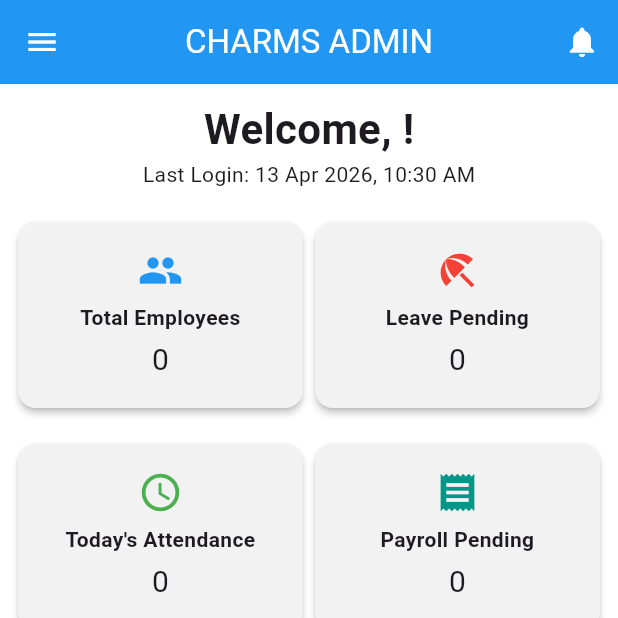
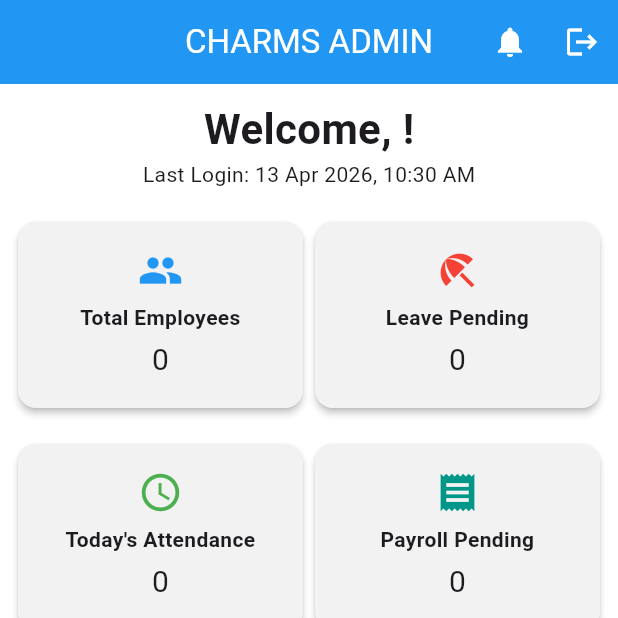
Before and after one commit to Sharouldroid/charms-main-1, a Flutter app: the AdminDashboardScreen screen opened directly with empty values, on a phone screen of 412 x 824 dp, the top half of it. Run offline on Flutter 3.47's test engine with Material 3 defaults, Android fonts, the phone set to English and light mode, and no system bars; drawn by our look-alikes of overlay_support; our stand-ins replace camera, connectivity_plus, file_picker, flutter_local_notifications, flutter_speed_dial, google_sign_in and 12 more; missing offline and left inert: country_list_pick, flutter_file_dialog, flutter_stripe; accounts and stored records are empty; network calls fail.

Commit message:
logout HR

```diff
--- a/lib/HRscreens/admin/admin_dashboard_screen.dart
+++ b/lib/HRscreens/admin/admin_dashboard_screen.dart
@@ -8,10 +8,9 @@ import 'package:charms/HRscreens/admin/admin_list_screen.dart';
 import 'package:charms/HRscreens/admin/manage_staff_screen.dart';
 import 'package:charms/HRscreens/admin/notification_screen.dart';
 import 'package:charms/HRscreens/admin/schedule_list_screen.dart';
-import 'package:charms/HRscreens/auth_screen.dart';
 import 'package:charms/HRscreens/admin/myself_screen.dart';
 import 'package:charms/HRwidgets/admin/bottom_nav_bar.dart';
-import 'package:charms/HRwidgets/custom_drawer.dart';
+import 'package:charms/screens/dashboard_screen.dart';
 import 'package:flutter/material.dart';
 import 'package:provider/provider.dart';
 import 'package:intl/intl.dart';
@@ -44,20 +43,19 @@ class AdminDashboardScreen extends StatefulWidget {
 
 class _AdminDashboardScreenState extends State<AdminDashboardScreen> {
   int _selectedIndex = 0;
-  String _selectedLanguage = 'English';
-  final List<String> _languages = ['English', 'Spanish', 'French', 'German'];
 
-  // Dashboard statistics
   int totalEmployees = 0;
   int onLeaveCount = 0;
   int todayAttendance = 0;
   int pendingPayroll = 0;
   String lastLoginTime = '';
+
   Map<String, int> locationStaffCounts = {
     'Chagar Hutang': 0,
     'Turtle Lab': 0,
     'UMT': 0,
   };
+
   bool isLoading = true;
 
   @override
@@ -81,7 +79,6 @@ class _AdminDashboardScreenState extends State<AdminDashboardScreen> {
       final paymentsProvider = Provider.of<Payments>(context, listen: false);
       final schedulesProvider = Provider.of<Schedules>(context, listen: false);
 
-      // FIXED: Removed the empty string argument to match the definition in staffs.dart
       await Future.wait([
         staffsProvider.fetchStaff(),
         leavesProvider.fetchLeaves(),
@@ -92,11 +89,14 @@ class _AdminDashboardScreenState extends State<AdminDashboardScreen> {
       final formattedDate = DateFormat('yyyy-MM-dd').format(currentDate);
       final attendances = await attendancesProvider.getAllAttendances();
       await paymentsProvider.fetchPaymentsByMonth(
-          currentDate.year, currentDate.month);
+        currentDate.year,
+        currentDate.month,
+      );
 
       if (mounted) {
         setState(() {
           totalEmployees = staffsProvider.staffList.length;
+
           onLeaveCount = leavesProvider.leaves
               .where((leave) => leave.status == 'Pending')
               .length;
@@ -149,38 +149,46 @@ class _AdminDashboardScreenState extends State<AdminDashboardScreen> {
     }
   }
 
+  Future<void> _logout() async {
+  Navigator.of(context, rootNavigator: true).pushNamedAndRemoveUntil(
+    DashboardScreen.routeName,
+    (route) => false,
+  );
+}
+
   void _onItemTapped(int index) {
     setState(() {
       _selectedIndex = index;
     });
+
     switch (index) {
       case 0:
         Navigator.push(
           context,
           MaterialPageRoute(
-                builder: (context) =>
-                    AdminDashboard(username: widget.username)));
+            builder: (context) => AdminDashboard(username: widget.username),
+          ),
+        );
         break;
       case 1:
-        Navigator.push(context,
-            MaterialPageRoute(builder: (context) => ManageStaffScreen()));
+        Navigator.push(
+          context,
+          MaterialPageRoute(builder: (context) => ManageStaffScreen()),
+        );
         break;
       case 2:
-        Navigator.push(context,
-            MaterialPageRoute(builder: (context) => AdminListScreen()));
+        Navigator.push(
+          context,
+          MaterialPageRoute(builder: (context) => AdminListScreen()),
+        );
         break;
       case 3:
         Navigator.push(
-            context, MaterialPageRoute(builder: (context) => MySelfScreen()));
+          context,
+          MaterialPageRoute(builder: (context) => MySelfScreen()),
+        );
         break;
     }
-  }
-
-  Future<void> _logout() async {
-    await Provider.of<Auth>(context, listen: false).logout();
-    Navigator.of(context).pushReplacement(
-      MaterialPageRoute(builder: (context) => const AuthScreen()),
-    );
   }
 
   @override
@@ -188,7 +196,8 @@ class _AdminDashboardScreenState extends State<AdminDashboardScreen> {
     return Scaffold(
       extendBody: true,
       appBar: AppBar(
-        iconTheme: IconThemeData(color: Colors.white),
+        iconTheme: const IconThemeData(color: Colors.white),
+        automaticallyImplyLeading: false, // remove drawer icon
         title: const Text(
           'CHARMS ADMIN',
           style: TextStyle(color: Colors.white),
@@ -201,23 +210,19 @@ class _AdminDashboardScreenState extends State<AdminDashboardScreen> {
             onPressed: () {
               Navigator.push(
                 context,
-                    MaterialPageRoute(
-                        builder: (context) => NotificationScreen()));
-              }),
+                MaterialPageRoute(builder: (context) => NotificationScreen()),
+              );
+            },
+          ),
+          IconButton(
+            icon: const Icon(Icons.logout),
+            tooltip: 'Back to Dashboard',
+            onPressed: _logout,
+          ),
         ],
       ),
-      drawer: CustomDrawer(
-        selectedLanguage: _selectedLanguage,
-        languages: _languages,
-        onLanguageChanged: (String? newValue) {
-          setState(() {
-            _selectedLanguage = newValue!;
-          });
-        },
-        onLogOut: _logout,
-      ),
       body: isLoading
-          ? Center(child: CircularProgressIndicator())
+          ? const Center(child: CircularProgressIndicator())
           : _buildDashboardContent(),
       bottomNavigationBar: BottomNavBar(
         selectedIndex: _selectedIndex,
@@ -237,7 +242,10 @@ class _AdminDashboardScreenState extends State<AdminDashboardScreen> {
                 const SizedBox(height: 10),
                 Text(
                   "Welcome, ${widget.username}!",
-                  style: TextStyle(fontSize: 28, fontWeight: FontWeight.bold),
+                  style: const TextStyle(
+                    fontSize: 28,
+                    fontWeight: FontWeight.bold,
+                  ),
                 ),
                 Text("Last Login: $lastLoginTime"),
                 const SizedBox(height: 10),
@@ -250,14 +258,16 @@ class _AdminDashboardScreenState extends State<AdminDashboardScreen> {
                           title: 'Total Employees',
                           count: totalEmployees,
                           icon: Icons.people,
-                            iconColor: Colors.blue),
+                          iconColor: Colors.blue,
+                        ),
                       ),
                       Expanded(
                         child: SummaryCard(
                           title: 'Leave Pending',
                           count: onLeaveCount,
                           icon: Icons.beach_access,
-                            iconColor: Colors.red),
+                          iconColor: Colors.red,
+                        ),
                       ),
                     ],
                   ),
@@ -271,14 +281,16 @@ class _AdminDashboardScreenState extends State<AdminDashboardScreen> {
                           title: "Today's Attendance",
                           count: todayAttendance,
                           icon: Icons.access_time,
-                            iconColor: Colors.green),
+                          iconColor: Colors.green,
+                        ),
                       ),
                       Expanded(
                         child: SummaryCard(
                           title: 'Payroll Pending',
                           count: pendingPayroll,
                           icon: Icons.receipt,
-                            iconColor: Colors.teal),
+                          iconColor: Colors.teal,
+                        ),
                       ),
                     ],
                   ),
@@ -298,22 +310,24 @@ class _AdminDashboardScreenState extends State<AdminDashboardScreen> {
     return Container(
       height: 400,
       padding: const EdgeInsets.all(5),
-      decoration: BoxDecoration(
+      decoration: const BoxDecoration(
         color: Colors.blue,
         borderRadius: BorderRadius.only(
           topLeft: Radius.circular(30),
           topRight: Radius.circular(30),
-          )),
+        ),
+      ),
       child: Column(
         children: [
           Padding(
             padding: const EdgeInsets.all(8.0),
             child: Text(
               'Today\'s Schedule ($today)',
-              style: TextStyle(
+              style: const TextStyle(
                 color: Colors.white,
                 fontSize: 18,
-                  fontWeight: FontWeight.bold),
+                fontWeight: FontWeight.bold,
+              ),
             ),
           ),
           ...locationStaffCounts.entries.map((entry) {
@@ -321,12 +335,17 @@ class _AdminDashboardScreenState extends State<AdminDashboardScreen> {
               elevation: 2,
               margin: const EdgeInsets.all(5.0),
               child: ListTile(
-                leading: const Icon(Icons.location_on_outlined,
-                    size: 30, color: Colors.blue),
+                leading: const Icon(
+                  Icons.location_on_outlined,
+                  size: 30,
+                  color: Colors.blue,
+                ),
                 title: Text(
                   entry.key,
                   style: const TextStyle(
-                      fontSize: 16, fontWeight: FontWeight.bold),
+                    fontSize: 16,
+                    fontWeight: FontWeight.bold,
+                  ),
                 ),
                 subtitle: Text('Staff scheduled today: ${entry.value}'),
                 onTap: () {
@@ -340,8 +359,11 @@ class _AdminDashboardScreenState extends State<AdminDashboardScreen> {
                     ),
                   );
                 },
-                trailing: const Icon(Icons.arrow_forward_ios,
-                    size: 30, color: Colors.blue),
+                trailing: const Icon(
+                  Icons.arrow_forward_ios,
+                  size: 30,
+                  color: Colors.blue,
+                ),
               ),
             );
           }).toList(),
@@ -357,11 +379,13 @@ class SummaryCard extends StatelessWidget {
   final IconData icon;
   final Color iconColor;
 
-  const SummaryCard(
-      {required this.title,
+  const SummaryCard({
+    super.key,
+    required this.title,
     required this.count,
     required this.icon,
-      required this.iconColor});
+    required this.iconColor,
+  });
 
   @override
   Widget build(BuildContext context) {
@@ -370,7 +394,8 @@ class SummaryCard extends StatelessWidget {
       child: Card(
         elevation: 2,
         child: Padding(
-          padding: const EdgeInsets.symmetric(vertical: 8.0, horizontal: 12.0),
+          padding:
+              const EdgeInsets.symmetric(vertical: 8.0, horizontal: 12.0),
           child: Column(
             mainAxisAlignment: MainAxisAlignment.center,
             children: <Widget>[
@@ -379,8 +404,10 @@ class SummaryCard extends StatelessWidget {
               Text(
                 title,
                 textAlign: TextAlign.center,
-                style:
-                    const TextStyle(fontSize: 14, fontWeight: FontWeight.bold),
+                style: const TextStyle(
+                  fontSize: 14,
+                  fontWeight: FontWeight.bold,
+                ),
               ),
               const SizedBox(height: 4),
               Text(
--- a/lib/screens/dashboard_screen.dart
+++ b/lib/screens/dashboard_screen.dart
@@ -918,7 +918,7 @@ class HRSelectionScreen extends StatelessWidget {
           IconButton(
             icon: const Icon(Icons.logout),
             tooltip: 'Logout',
-            onPressed: () => LogoutHelper.logoutAndGoLogin(context),
+           onPressed: () => LogoutHelper.backToMainDashboard(context),
           ),
         ],
       ),
```
Also changed, not shown: lib/HRproviders/leaves.dart (+28 -15 lines), lib/HRproviders/schedules.dart (+30 -11 lines), lib/HRproviders/staffs.dart (+30 -12 lines), lib/HRscreens/staff/staff_dashboard_screen.dart (+31 -54 lines), lib/utils/logout_helper.dart (+10 -5 lines). Lines whose indentation alone changed are shown as unchanged.
